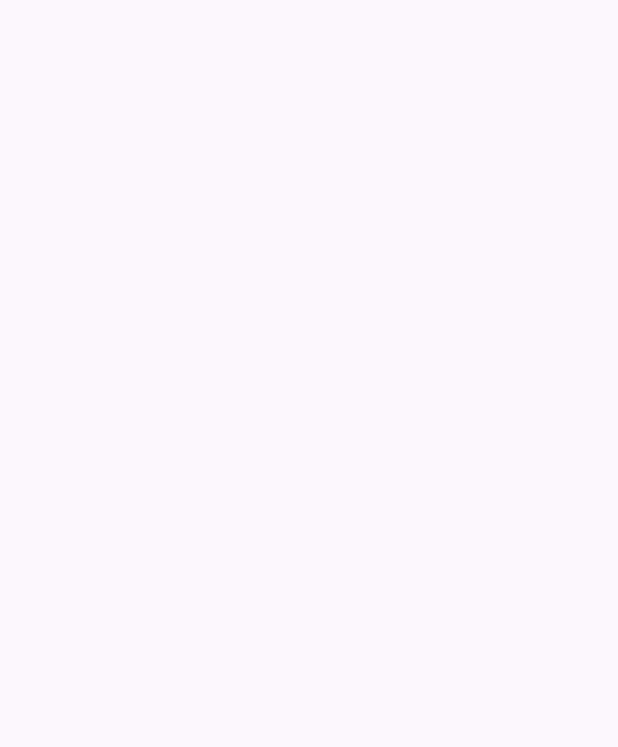
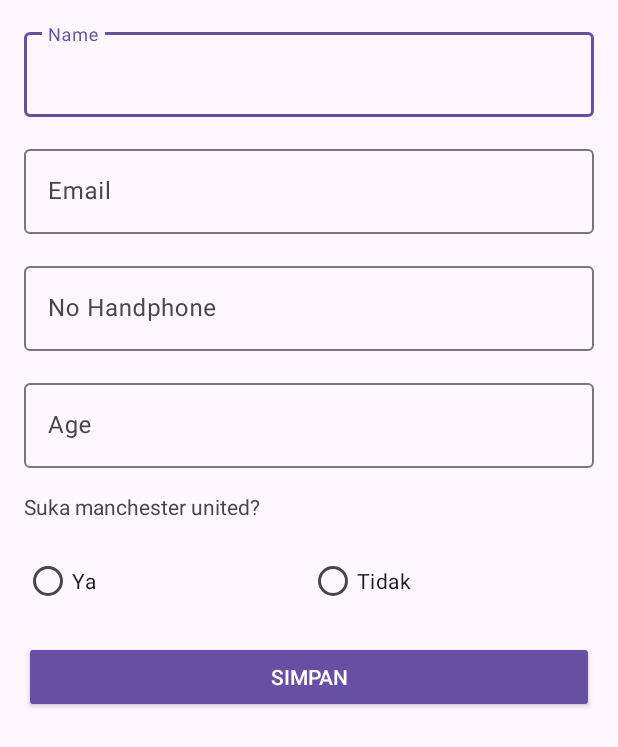
Before and after one commit to ilramdhan/MySharedPreferences, an Android app: the FormUserPreferenceActivity screen opened directly, with no data from a screen before it, on a phone screen of 412 x 824 dp. Before the commit the part shown is empty. Shown: the top 747 px of the screen. Run offline under Robolectric (Android 15) with nearby library versions, the phone set to English and light mode, and no system bars.

Commit message:
Add user preference

```diff
--- a/app/src/main/res/layout/activity_form_user_preference.xml
+++ b/app/src/main/res/layout/activity_form_user_preference.xml
@@ -1,9 +1,93 @@
 <?xml version="1.0" encoding="utf-8"?>
-<androidx.constraintlayout.widget.ConstraintLayout xmlns:android="http://schemas.android.com/apk/res/android"
-    xmlns:app="http://schemas.android.com/apk/res-auto"
+<ScrollView xmlns:android="http://schemas.android.com/apk/res/android"
     xmlns:tools="http://schemas.android.com/tools"
+    android:id="@+id/activity_form_user_preference"
     android:layout_width="match_parent"
     android:layout_height="match_parent"
     tools:context=".FormUserPreferenceActivity">
 
-</androidx.constraintlayout.widget.ConstraintLayout>
+    <LinearLayout
+        android:layout_width="match_parent"
+        android:layout_height="wrap_content"
+        android:orientation="vertical"
+        android:padding="16dp">
+        <com.google.android.material.textfield.TextInputLayout
+            android:layout_width="match_parent"
+            android:layout_height="wrap_content"
+            android:layout_marginBottom="16dp">
+            <EditText
+                android:id="@+id/edt_name"
+                android:layout_width="match_parent"
+                android:layout_height="wrap_content"
+                android:hint="@string/name"
+                android:inputType="textPersonName"
+                android:maxLines="1" />
+        </com.google.android.material.textfield.TextInputLayout>
+        <com.google.android.material.textfield.TextInputLayout
+            android:layout_width="match_parent"
+            android:layout_height="wrap_content"
+            android:layout_marginBottom="16dp">
+            <EditText
+                android:id="@+id/edt_email"
+                android:layout_width="match_parent"
+                android:layout_height="wrap_content"
+                android:hint="@string/email"
+                android:inputType="textEmailAddress"
+                android:maxLines="1" />
+        </com.google.android.material.textfield.TextInputLayout>
+        <com.google.android.material.textfield.TextInputLayout
+            android:layout_width="match_parent"
+            android:layout_height="wrap_content"
+            android:layout_marginBottom="16dp">
+            <EditText
+                android:id="@+id/edt_phone"
+                android:layout_width="match_parent"
+                android:layout_height="wrap_content"
+                android:hint="@string/phone_number"
+                android:inputType="phone"
+                android:maxLines="1" />
+        </com.google.android.material.textfield.TextInputLayout>
+        <com.google.android.material.textfield.TextInputLayout
+            android:layout_width="match_parent"
+            android:layout_height="wrap_content"
+            android:layout_marginBottom="16dp">
+            <EditText
+                android:id="@+id/edt_age"
+                android:layout_width="match_parent"
+                android:layout_height="wrap_content"
+                android:hint="@string/age"
+                android:inputType="number"
+                android:maxLines="1" />
+        </com.google.android.material.textfield.TextInputLayout>
+        <TextView
+            android:layout_width="match_parent"
+            android:layout_height="wrap_content"
+            android:layout_marginBottom="16dp"
+            android:text="@string/love_manchester_united" />
+        <RadioGroup
+            android:id="@+id/rg_love_mu"
+            android:layout_width="match_parent"
+            android:layout_height="wrap_content"
+            android:layout_marginBottom="16dp"
+            android:orientation="horizontal">
+            <RadioButton
+                android:id="@+id/rb_yes"
+                android:layout_width="match_parent"
+                android:layout_height="wrap_content"
+                android:layout_weight="1"
+                android:text="@string/yes" />
+            <RadioButton
+                android:id="@+id/rb_no"
+                android:layout_width="match_parent"
+                android:layout_height="wrap_content"
+                android:layout_weight="1"
+                android:text="@string/no" />
+        </RadioGroup>
+        <Button
+            android:id="@+id/btn_save"
+            style="@style/Widget.AppCompat.Button.Colored"
+            android:layout_width="match_parent"
+            android:layout_height="wrap_content"
+            android:text="@string/save" />
+    </LinearLayout>
+</ScrollView>
```
